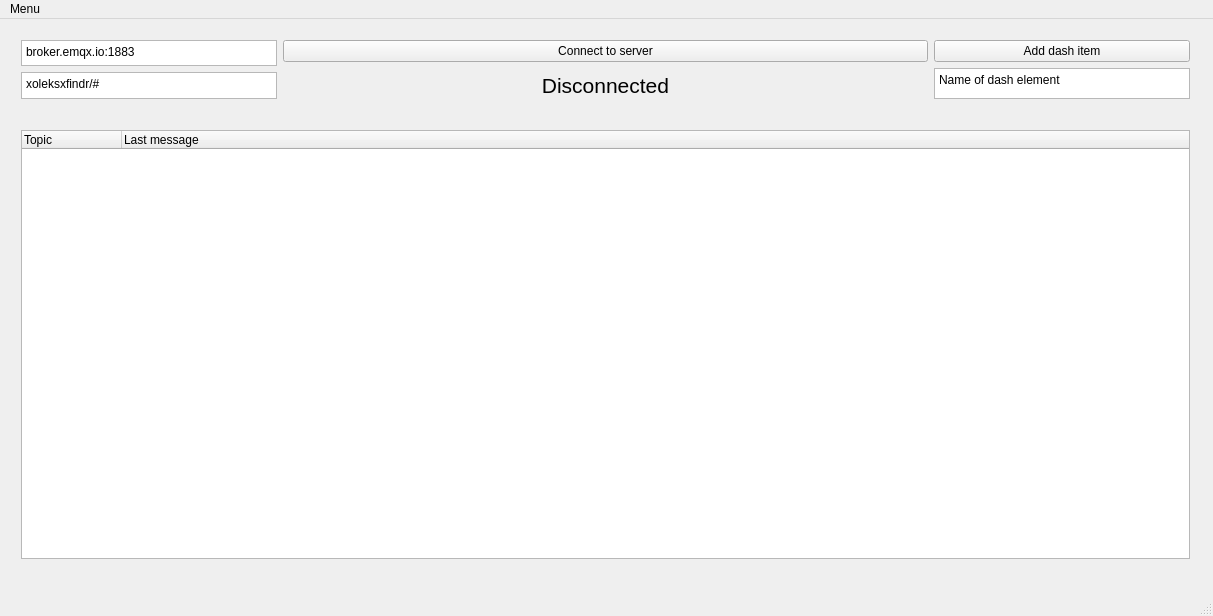
leSamo/ICP, file ICP/mainwindow.ui: the form before one commit.
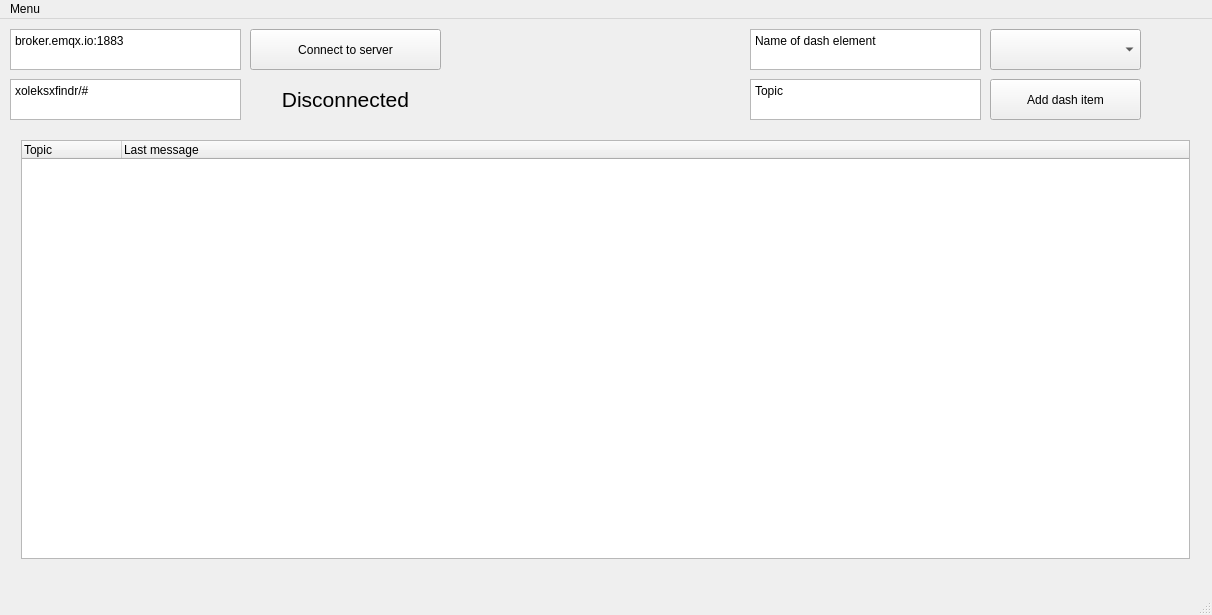
The form after the commit.

Commit message: dashboard rework

```diff
--- a/ICP/mainwindow.ui
+++ b/ICP/mainwindow.ui
@@ -6,94 +6,21 @@
    <rect>
     <x>0</x>
     <y>0</y>
-    <width>1213</width>
-    <height>616</height>
+    <width>1212</width>
+    <height>615</height>
    </rect>
   </property>
   <property name="windowTitle">
    <string>MainWindow</string>
   </property>
   <widget class="QWidget" name="centralWidget">
-   <widget class="QWidget" name="horizontalLayoutWidget">
-    <property name="geometry">
-     <rect>
-      <x>10</x>
-      <y>10</y>
-      <width>1191</width>
-      <height>81</height>
-     </rect>
-    </property>
-    <layout class="QHBoxLayout" name="horizontalLayout" stretch="3,0">
-     <item>
-      <layout class="QFormLayout" name="formLayout">
-       <item row="0" column="0">
-        <widget class="QPlainTextEdit" name="inputServer">
-         <property name="plainText">
-          <string>broker.emqx.io:1883</string>
-         </property>
-         <property name="placeholderText">
-          <string>Server address and port</string>
-         </property>
-        </widget>
-       </item>
-       <item row="0" column="1">
-        <widget class="QPushButton" name="btnConnect">
-         <property name="text">
-          <string>Connect to server</string>
-         </property>
-        </widget>
-       </item>
-       <item row="1" column="0">
-        <widget class="QPlainTextEdit" name="inputTopic">
-         <property name="plainText">
-          <string>xoleksxfindr/#</string>
-         </property>
-        </widget>
-       </item>
-       <item row="1" column="1">
-        <widget class="QLabel" name="txtTitle">
-         <property name="font">
-          <font>
-           <pointsize>16</pointsize>
-          </font>
-         </property>
-         <property name="text">
-          <string>Disconnected</string>
-         </property>
-         <property name="alignment">
-          <set>Qt::AlignCenter</set>
-         </property>
-        </widget>
-       </item>
-      </layout>
-     </item>
-     <item>
-      <layout class="QVBoxLayout" name="verticalLayout_2">
-       <item>
-        <widget class="QPushButton" name="btnAdd_item">
-         <property name="text">
-          <string>Add dash item</string>
-         </property>
-        </widget>
-       </item>
-       <item>
-        <widget class="QPlainTextEdit" name="dash_name">
-         <property name="plainText">
-          <string>Name of dash element</string>
-         </property>
-        </widget>
-       </item>
-      </layout>
-     </item>
-    </layout>
-   </widget>
    <widget class="QWidget" name="horizontalLayoutWidget_2">
     <property name="geometry">
      <rect>
       <x>10</x>
-      <y>100</y>
+      <y>110</y>
       <width>1191</width>
-      <height>451</height>
+      <height>441</height>
      </rect>
     </property>
     <layout class="QHBoxLayout" name="horizontalLayout_2" stretch="1,1">
@@ -116,14 +43,136 @@
      </item>
     </layout>
    </widget>
+   <widget class="QPushButton" name="btnAdd_item">
+    <property name="geometry">
+     <rect>
+      <x>990</x>
+      <y>60</y>
+      <width>151</width>
+      <height>41</height>
+     </rect>
+    </property>
+    <property name="text">
+     <string>Add dash item</string>
+    </property>
+   </widget>
+   <widget class="QLabel" name="txtTitle">
+    <property name="geometry">
+     <rect>
+      <x>250</x>
+      <y>60</y>
+      <width>191</width>
+      <height>41</height>
+     </rect>
+    </property>
+    <property name="font">
+     <font>
+      <pointsize>16</pointsize>
+     </font>
+    </property>
+    <property name="text">
+     <string>Disconnected</string>
+    </property>
+    <property name="alignment">
+     <set>Qt::AlignCenter</set>
+    </property>
+   </widget>
+   <widget class="QPushButton" name="btnConnect">
+    <property name="geometry">
+     <rect>
+      <x>250</x>
+      <y>10</y>
+      <width>191</width>
+      <height>41</height>
+     </rect>
+    </property>
+    <property name="text">
+     <string>Connect to server</string>
+    </property>
+   </widget>
+   <widget class="QPlainTextEdit" name="inputServer">
+    <property name="geometry">
+     <rect>
+      <x>10</x>
+      <y>10</y>
+      <width>231</width>
+      <height>41</height>
+     </rect>
+    </property>
+    <property name="plainText">
+     <string>broker.emqx.io:1883</string>
+    </property>
+    <property name="placeholderText">
+     <string>Server address and port</string>
+    </property>
+   </widget>
+   <widget class="QPlainTextEdit" name="inputTopic">
+    <property name="geometry">
+     <rect>
+      <x>10</x>
+      <y>60</y>
+      <width>231</width>
+      <height>41</height>
+     </rect>
+    </property>
+    <property name="plainText">
+     <string>xoleksxfindr/#</string>
+    </property>
+   </widget>
+   <widget class="QPlainTextEdit" name="dash_name">
+    <property name="geometry">
+     <rect>
+      <x>750</x>
+      <y>10</y>
+      <width>231</width>
+      <height>41</height>
+     </rect>
+    </property>
+    <property name="plainText">
+     <string>Name of dash element</string>
+    </property>
+   </widget>
+   <widget class="QPlainTextEdit" name="dash_topic">
+    <property name="geometry">
+     <rect>
+      <x>750</x>
+      <y>60</y>
+      <width>231</width>
+      <height>41</height>
+     </rect>
+    </property>
+    <property name="plainText">
+     <string>Topic</string>
+    </property>
+   </widget>
+   <widget class="QComboBox" name="comboBox">
+    <property name="geometry">
+     <rect>
+      <x>990</x>
+      <y>10</y>
+      <width>151</width>
+      <height>41</height>
+     </rect>
+    </property>
+   </widget>
+   <zorder>horizontalLayoutWidget_2</zorder>
+   <zorder>btnAdd_item</zorder>
+   <zorder>btnAdd_item</zorder>
+   <zorder>txtTitle</zorder>
+   <zorder>btnConnect</zorder>
+   <zorder>inputServer</zorder>
+   <zorder>inputTopic</zorder>
+   <zorder>dash_name</zorder>
+   <zorder>dash_topic</zorder>
+   <zorder>comboBox</zorder>
   </widget>
   <widget class="QMenuBar" name="menuBar">
    <property name="geometry">
     <rect>
      <x>0</x>
      <y>0</y>
-     <width>1213</width>
-     <height>24</height>
+     <width>1212</width>
+     <height>29</height>
     </rect>
    </property>
    <widget class="QMenu" name="menuMenu">
```
The commit also changes 1 other file.
